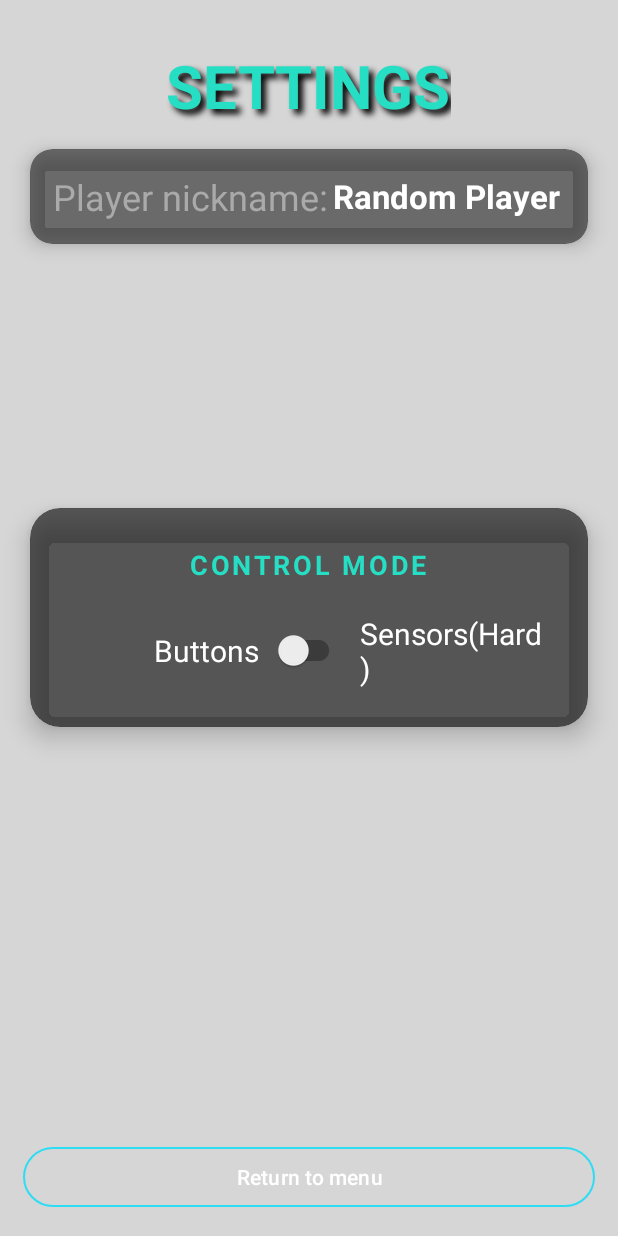
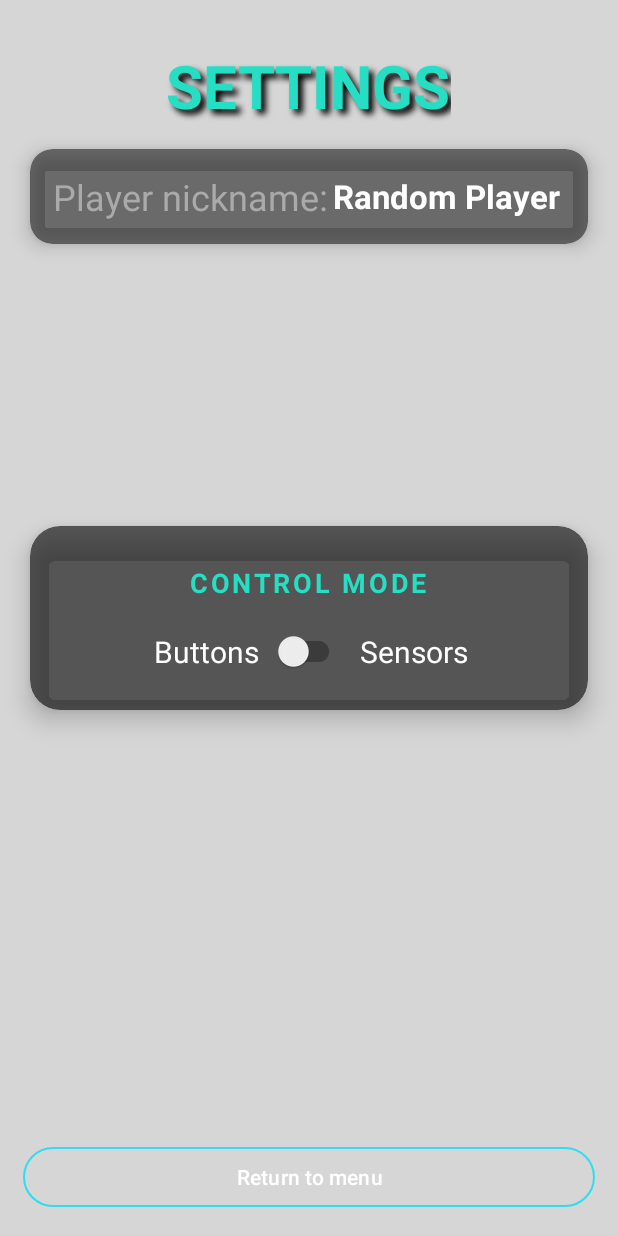
Before and after one commit to liranzoz/space_ship_game_2, an Android app built with Jetpack Compose: the SettingsActivity screen opened directly, with no data from a screen before it, on a phone screen of 412 x 824 dp. Run offline under Robolectric (Android 15) with nearby library versions, the phone set to English and light mode, and no system bars.

Commit message:
vibrate fix, 5 lane matrix, sound change\add, added map&rec list, settings activity\layout add nickname global add,icon, sensors, score page

```diff
--- a/app/src/main/res/layout/activity_settings.xml
+++ b/app/src/main/res/layout/activity_settings.xml
@@ -139,7 +139,7 @@
                     android:layout_marginStart="10dp"
                     android:layout_weight="1"
                     android:gravity="start"
-                    android:text="Sensors(Hard)"
+                    android:text="Sensors"
                     android:textColor="@color/white"
                     android:textSize="20sp" />
 
```
